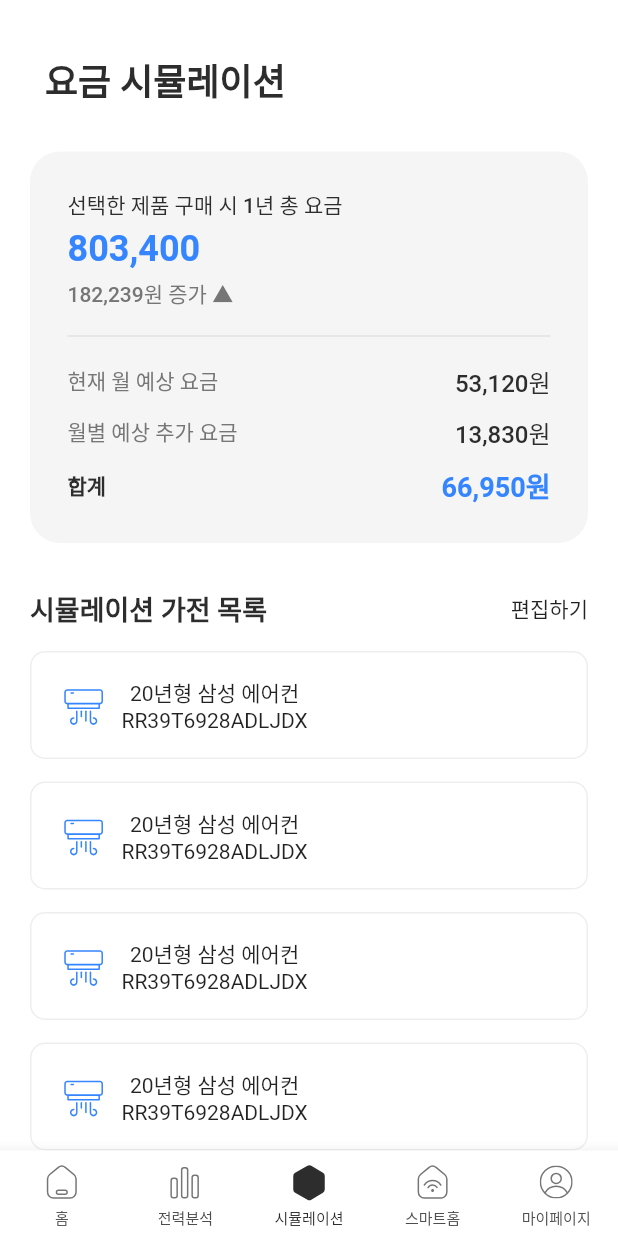
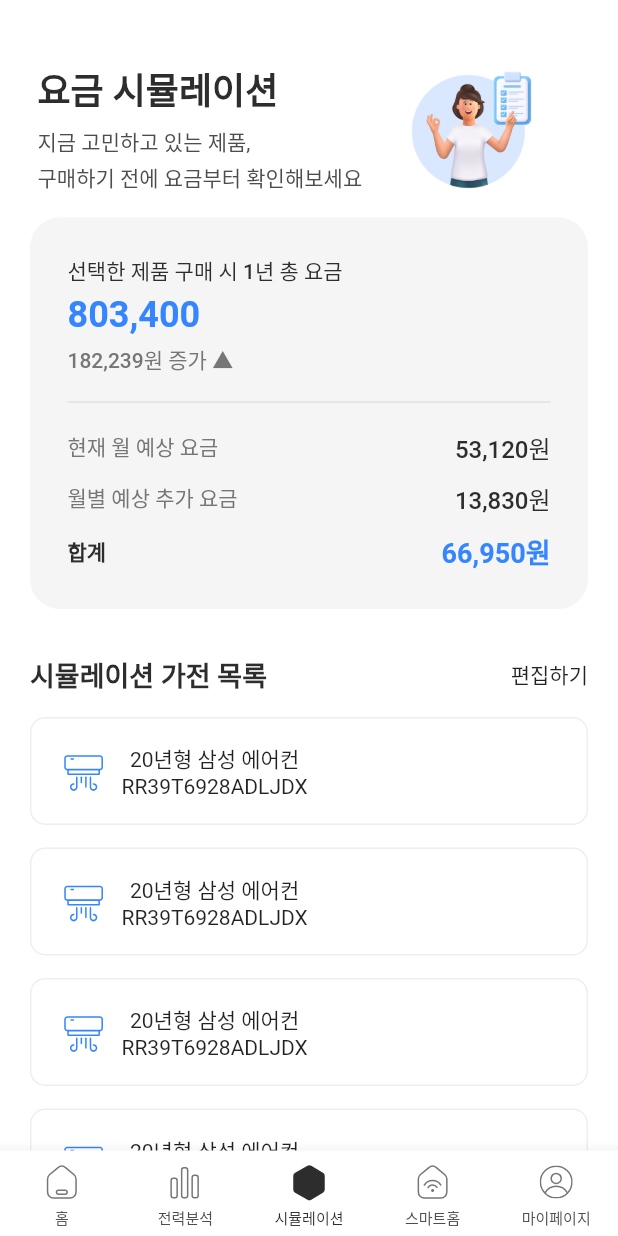
Before and after one commit to dodo849/SmartEletricAppFrontEnd, a Flutter app: the screen it shows after launch, item 3 of the bottom bar chosen, on a phone screen of 412 x 824 dp. Run offline on Flutter 3.47's test engine with Material 2 defaults, Android fonts, the light colour scheme and no system bars; our stand-ins replace fl_chart, flutter_svg, get, shared_preferences; Roboto replaces fonts that are missing (Pretendard).

Commit message:
[Feat] 요금 시뮬레이션 배너 수정

```diff
--- /dev/null
+++ b/smart_electric_application/lib/src/view/module/SimulationBanner.dart
@@ -0,0 +1,49 @@
+import 'package:flutter/material.dart';
+import 'package:flutter/src/foundation/key.dart';
+import 'package:flutter/src/widgets/framework.dart';
+import 'package:get/get.dart';
+
+class SimulationBanner extends StatelessWidget {
+  const SimulationBanner({Key? key}) : super(key: key);
+
+  @override
+  Widget build(BuildContext context) {
+    return Container(
+      padding: EdgeInsets.symmetric(horizontal: 5),
+      child: Row(
+        children: [
+          Column(
+            crossAxisAlignment: CrossAxisAlignment.start,
+            children: [
+              Text(
+                "요금 시뮬레이션",
+                style: context.theme.textTheme.headline1,
+              ),
+              SizedBox(height: 7),
+              Text(
+                "지금 고민하고 있는 제품,",
+                style: TextStyle(
+                    fontSize: 14,
+                    color: context.theme.colorScheme.onSurfaceVariant),
+              ),
+              SizedBox(height: 3),
+              Text(
+                "구매하기 전에 요금부터 확인해보세요",
+                style: TextStyle(
+                    fontSize: 14,
+                    color: context.theme.colorScheme.onSurfaceVariant),
+              ),
+            ],
+          ),
+          Spacer(),
+          Image.asset(
+            "assets/images/avatars-woman-checklist.png",
+            width: 100,
+            height: 100,
+          ),
+          Spacer(),
+        ],
+      ),
+    );
+  }
+}
--- a/smart_electric_application/lib/src/view/page/Home.dart
+++ b/smart_electric_application/lib/src/view/page/Home.dart
@@ -58,7 +58,7 @@ class _Home extends State<Home> {
                       width: 70, height: 70),
             ),
           ),
-          Spacer(),
+          Spacer(flex: 2),
         ],
       ),
 
--- a/smart_electric_application/lib/src/view/page/RootScaffold.dart
+++ b/smart_electric_application/lib/src/view/page/RootScaffold.dart
@@ -3,7 +3,8 @@ import 'package:get/get.dart';
 import 'package:smart_electric_application/src/view/module/MyBottomNavigationBar.dart';
 import 'package:smart_electric_application/src/view/page/Analysis.dart';
 import 'package:smart_electric_application/src/view/page/Home.dart';
-import 'package:smart_electric_application/src/view/page/BillSimulation.dart';
+import 'package:smart_electric_application/src/view/page/Simulation.dart';
+import 'package:smart_electric_application/src/view/page/MyPage.dart';
 import 'package:smart_electric_application/src/view/page/SmartHome.dart';
 
 class RootScaffold extends StatefulWidget {
@@ -23,7 +24,7 @@ class RootScaffoldState extends State<RootScaffold> {
     Analysis(),
     BillSimulation(),
     SmartHome(),
-    Container(),
+    Mypage(),
   ];
 
   @override
--- a/smart_electric_application/lib/src/view/page/BillSimulation.dart
+++ b/smart_electric_application/lib/src/view/page/Simulation.dart
@@ -1,6 +1,7 @@
 import 'package:flutter/material.dart';
 import 'package:get/get.dart';
 import 'package:smart_electric_application/src/view/module/BillSimulationCard.dart';
+import 'package:smart_electric_application/src/view/module/SimulationBanner.dart';
 import 'package:smart_electric_application/src/view/module/SimulationProductList.dart';
 
 class BillSimulation extends StatelessWidget {
@@ -13,18 +14,8 @@ class BillSimulation extends StatelessWidget {
         margin: EdgeInsets.only(left: 20, right: 20),
         child: Column(crossAxisAlignment: CrossAxisAlignment.start, children: [
           SizedBox(height: 35),
-          Container(
-            margin: EdgeInsets.symmetric(horizontal: 10),
-            child: Text(
-              "요금 시뮬레이션",
-              style: TextStyle(
-                fontSize: 24,
-                fontWeight: FontWeight.bold,
-                color: context.theme.colorScheme.onBackground,
-              ),
-            ),
-          ),
-          SizedBox(height: 30),
+          SimulationBanner(),
+          SizedBox(height: 10),
           BillSimulationCard(),
           SizedBox(height: 30),
           Row(
```
Also changed, not shown: smart_electric_application/lib/src/view/atoms/MypageMenuListCell.dart (added, +31 -0 lines), smart_electric_application/lib/src/view/module/MypageMenuList.dart (added, +32 -0 lines), smart_electric_application/lib/src/view/module/SmartHomePreparingCard.dart (+10 -4 lines), smart_electric_application/lib/src/view/page/Mypage.dart (+32 -0 lines), smart_electric_application/assets/icons/arrow-right.svg (added), smart_electric_application/assets/images/avatars-woman-checklist.png (added).
